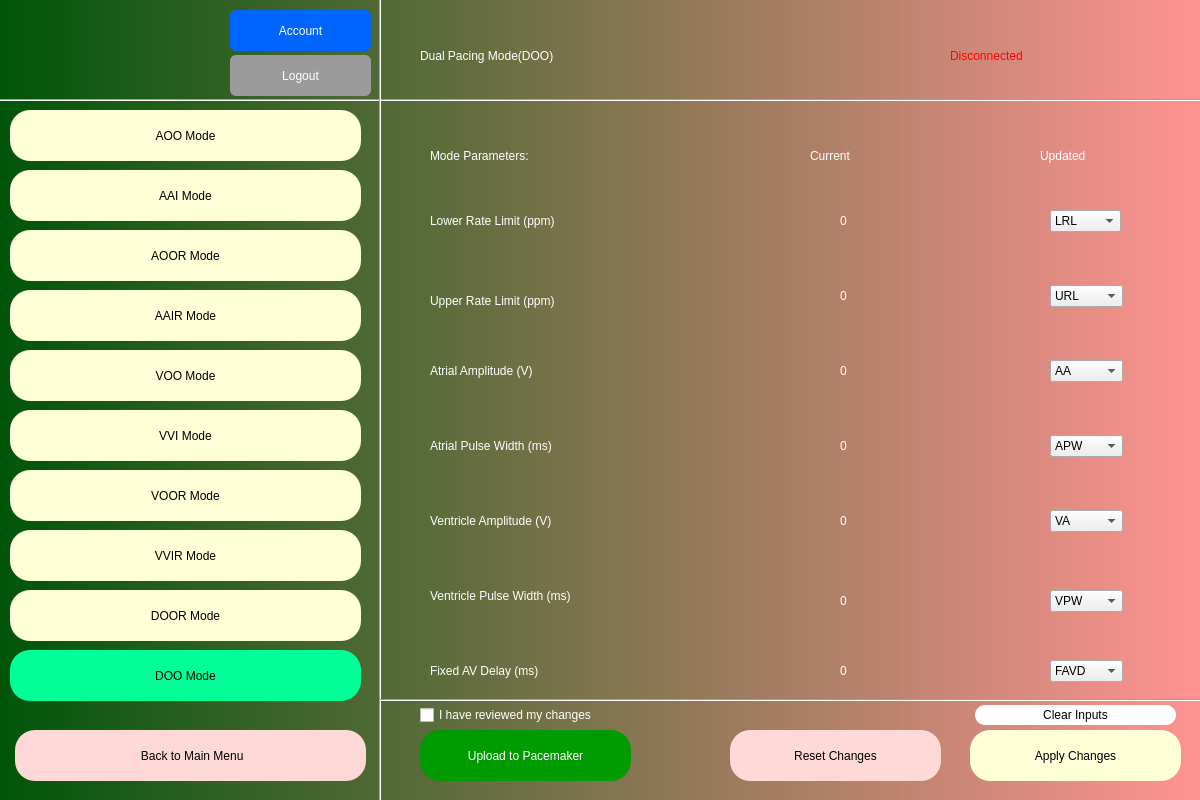
This is DCM/interface/doo_mode.ui in patrickkosierb/3K04_DCM as Qt 5 draws it before an edit. The edited form follows.
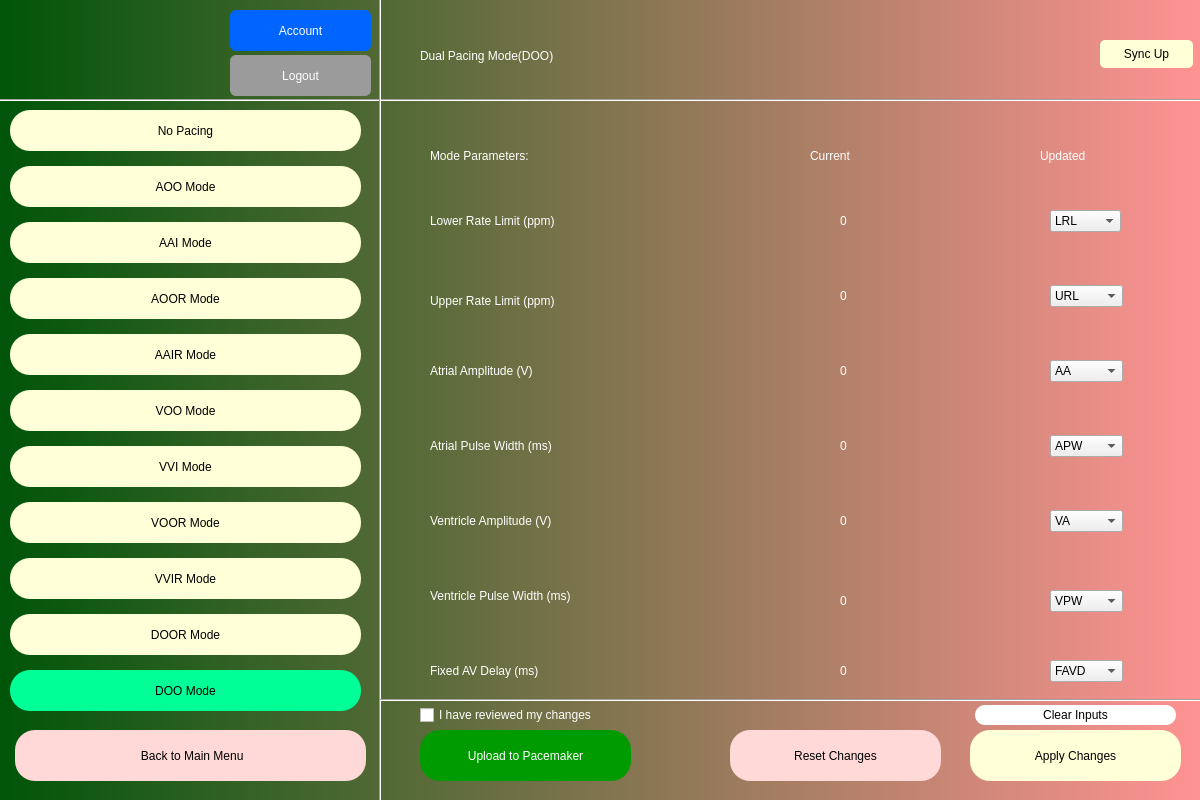
This is the edited form.

The edit to the form file:
```diff
--- a/DCM/interface/doo_mode.ui
+++ b/DCM/interface/doo_mode.ui
@@ -91,7 +91,7 @@
 </string>
     </property>
     <property name="text">
-     <string>Disconnected</string>
+     <string/>
     </property>
    </widget>
    <widget class="QLabel" name="pacemaker_number">
@@ -297,9 +297,9 @@
     <property name="geometry">
      <rect>
       <x>10</x>
-      <y>170</y>
+      <y>222</y>
       <width>351</width>
-      <height>51</height>
+      <height>41</height>
      </rect>
     </property>
     <property name="styleSheet">
@@ -384,9 +384,9 @@
     <property name="geometry">
      <rect>
       <x>10</x>
-      <y>110</y>
+      <y>166</y>
       <width>351</width>
-      <height>51</height>
+      <height>41</height>
      </rect>
     </property>
     <property name="styleSheet">
@@ -461,9 +461,9 @@
     <property name="geometry">
      <rect>
       <x>10</x>
-      <y>350</y>
+      <y>390</y>
       <width>351</width>
-      <height>51</height>
+      <height>41</height>
      </rect>
     </property>
     <property name="styleSheet">
@@ -480,9 +480,9 @@
     <property name="geometry">
      <rect>
       <x>10</x>
-      <y>410</y>
+      <y>446</y>
       <width>351</width>
-      <height>51</height>
+      <height>41</height>
      </rect>
     </property>
     <property name="styleSheet">
@@ -1335,9 +1335,9 @@
     <property name="geometry">
      <rect>
       <x>10</x>
-      <y>230</y>
+      <y>278</y>
       <width>351</width>
-      <height>51</height>
+      <height>41</height>
      </rect>
     </property>
     <property name="styleSheet">
@@ -1354,9 +1354,9 @@
     <property name="geometry">
      <rect>
       <x>10</x>
-      <y>470</y>
+      <y>502</y>
       <width>351</width>
-      <height>51</height>
+      <height>41</height>
      </rect>
     </property>
     <property name="styleSheet">
@@ -1373,9 +1373,9 @@
     <property name="geometry">
      <rect>
       <x>10</x>
-      <y>290</y>
+      <y>334</y>
       <width>351</width>
-      <height>51</height>
+      <height>41</height>
      </rect>
     </property>
     <property name="styleSheet">
@@ -1392,9 +1392,9 @@
     <property name="geometry">
      <rect>
       <x>10</x>
-      <y>530</y>
+      <y>558</y>
       <width>351</width>
-      <height>51</height>
+      <height>41</height>
      </rect>
     </property>
     <property name="styleSheet">
@@ -1411,9 +1411,9 @@
     <property name="geometry">
      <rect>
       <x>10</x>
-      <y>590</y>
+      <y>614</y>
       <width>351</width>
-      <height>51</height>
+      <height>41</height>
      </rect>
     </property>
     <property name="styleSheet">
@@ -1430,9 +1430,9 @@
     <property name="geometry">
      <rect>
       <x>10</x>
-      <y>650</y>
+      <y>670</y>
       <width>351</width>
-      <height>51</height>
+      <height>41</height>
      </rect>
     </property>
     <property name="styleSheet">
@@ -2044,6 +2044,59 @@
      <string/>
     </property>
    </widget>
+   <widget class="QPushButton" name="no_pacing">
+    <property name="geometry">
+     <rect>
+      <x>10</x>
+      <y>110</y>
+      <width>351</width>
+      <height>41</height>
+     </rect>
+    </property>
+    <property name="styleSheet">
+     <string notr="true">border-radius: 20px;
+color: rgb(0,0,0);
+background-color: rgb(255, 255, 216);
+font: 12pt &quot;Arial&quot;;</string>
+    </property>
+    <property name="text">
+     <string>No Pacing</string>
+    </property>
+   </widget>
+   <widget class="QPushButton" name="refresh">
+    <property name="geometry">
+     <rect>
+      <x>1100</x>
+      <y>40</y>
+      <width>93</width>
+      <height>28</height>
+     </rect>
+    </property>
+    <property name="styleSheet">
+     <string notr="true">background-color: rgb(255, 255, 216);
+border-radius: 5px;</string>
+    </property>
+    <property name="text">
+     <string>Sync Up</string>
+    </property>
+   </widget>
+   <widget class="QLabel" name="conn_error">
+    <property name="geometry">
+     <rect>
+      <x>950</x>
+      <y>70</y>
+      <width>191</width>
+      <height>31</height>
+     </rect>
+    </property>
+    <property name="styleSheet">
+     <string notr="true">font: 8pt &quot;Arial&quot;; color:rgb(255, 0, 0)
+</string>
+    </property>
+    <property name="text">
+     <string/>
+    </property>
+   </widget>
   </widget>
  </widget>
  <resources/>
```
Left out of the diff: 108 changed lines with no effect on the pictures.
